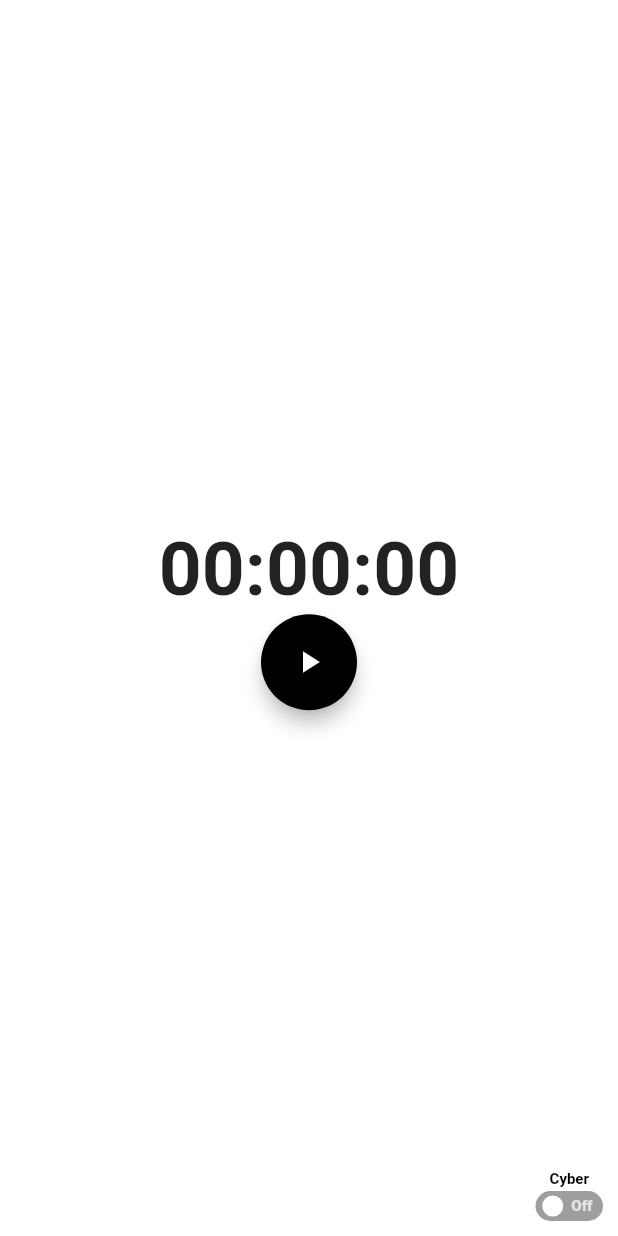
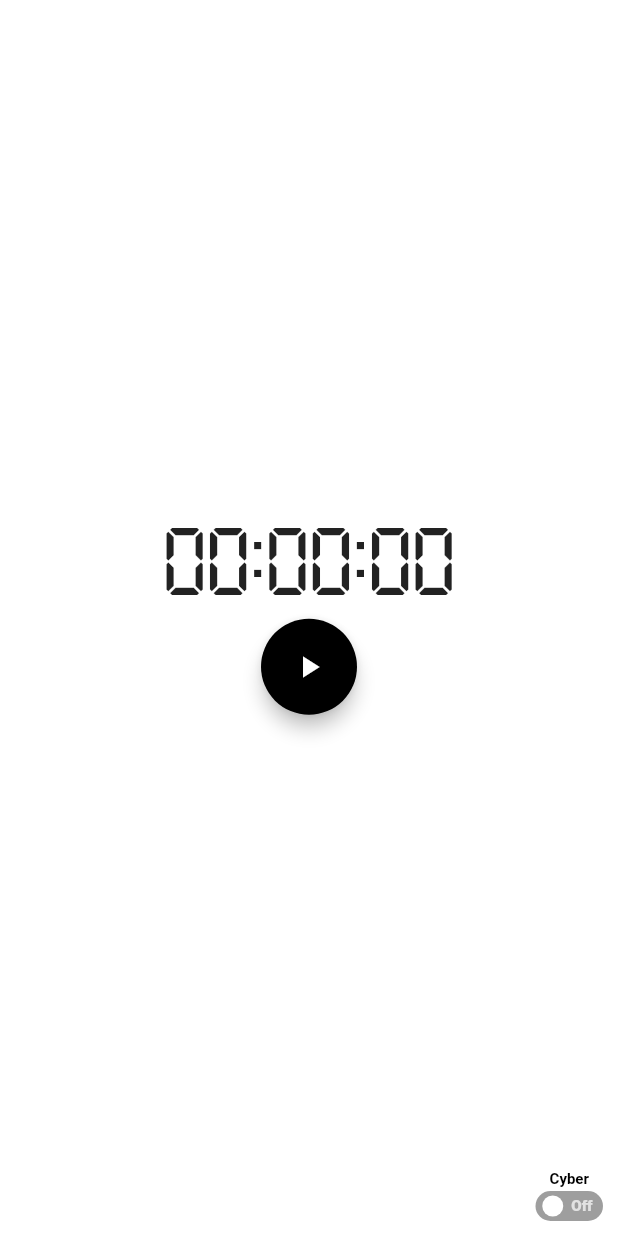
Before and after one commit to bryancalisto/Clocker, a Flutter app: the screen it shows after launch, after a tap on "On", on a phone screen of 412 x 824 dp. Run offline on Flutter 3.47's test engine with Material 2 defaults, Android fonts, the phone set to English and light mode, and no system bars; drawn by our look-alikes of flutter_switch; missing offline and left inert: bitsdojo_window, flutter_acrylic.

Commit message:
Refactor: Changed font

```diff
--- a/lib/styles.dart
+++ b/lib/styles.dart
@@ -1,3 +1,3 @@
 import 'package:flutter/cupertino.dart';
 
-const kTimeNumbersStyle = TextStyle(fontSize: 50, fontWeight: FontWeight.bold);
+const kTimeNumbersStyle = TextStyle(fontSize: 65, fontFamily: 'digital');
```
Also changed, not shown: pubspec.yaml (+4 -12 lines), assets/digital_numbers.ttf (added).
